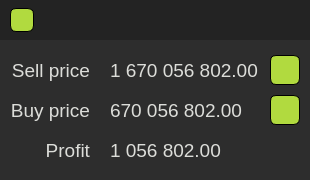
The window that mainWindow.ui (Cornholius/eve_profit_helper) describes before a commit, drawn with Qt 5.
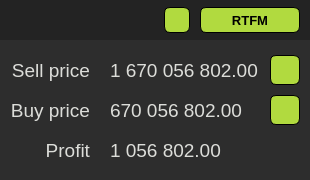
The same window after the commit. Icons and pictures are not drawn.

Commit message: промежуточный, надо прикрутить rtfm к кнопке

The edit to the form file:
```diff
--- a/mainWindow.ui
+++ b/mainWindow.ui
@@ -55,9 +55,18 @@
      <height>40</height>
     </size>
    </property>
+   <property name="font">
+    <font>
+     <family>Arial</family>
+     <pointsize>14</pointsize>
+    </font>
+   </property>
    <property name="toolTipDuration">
     <number>-1</number>
    </property>
+   <property name="layoutDirection">
+    <enum>Qt::LeftToRight</enum>
+   </property>
    <property name="styleSheet">
     <string notr="true">background-color: rgb(35, 35, 35);</string>
    </property>
@@ -67,17 +76,51 @@
    <property name="frameShadow">
     <enum>QFrame::Raised</enum>
    </property>
-   <widget class="QPushButton" name="settings_btn">
-    <property name="geometry">
-     <rect>
-      <x>10</x>
-      <y>8</y>
-      <width>24</width>
-      <height>24</height>
-     </rect>
+   <layout class="QHBoxLayout" name="horizontalLayout">
+    <property name="spacing">
+     <number>10</number>
     </property>
-    <property name="styleSheet">
-     <string notr="true">#settings_btn {
+    <property name="leftMargin">
+     <number>10</number>
+    </property>
+    <property name="topMargin">
+     <number>0</number>
+    </property>
+    <property name="rightMargin">
+     <number>10</number>
+    </property>
+    <property name="bottomMargin">
+     <number>0</number>
+    </property>
+    <item>
+     <spacer name="horizontalSpacer">
+      <property name="orientation">
+       <enum>Qt::Horizontal</enum>
+      </property>
+      <property name="sizeHint" stdset="0">
+       <size>
+        <width>40</width>
+        <height>20</height>
+       </size>
+      </property>
+     </spacer>
+    </item>
+    <item>
+     <widget class="QPushButton" name="settings_btn">
+      <property name="minimumSize">
+       <size>
+        <width>26</width>
+        <height>26</height>
+       </size>
+      </property>
+      <property name="maximumSize">
+       <size>
+        <width>26</width>
+        <height>26</height>
+       </size>
+      </property>
+      <property name="styleSheet">
+       <string notr="true">#settings_btn {
 border: 1px solid;
 border-radius: 6px;
 background-color: rgb(177, 218, 63);
@@ -89,15 +132,58 @@
 }
 
 </string>
-    </property>
-    <property name="text">
-     <string/>
-    </property>
-    <property name="icon">
-     <iconset>
-      <normaloff>icons/settings.svg</normaloff>icons/settings.svg</iconset>
-    </property>
-   </widget>
+      </property>
+      <property name="text">
+       <string/>
+      </property>
+      <property name="icon">
+       <iconset>
+        <normaloff>icons/settings.svg</normaloff>icons/settings.svg</iconset>
+      </property>
+     </widget>
+    </item>
+    <item>
+     <widget class="QPushButton" name="rtfm">
+      <property name="minimumSize">
+       <size>
+        <width>100</width>
+        <height>26</height>
+       </size>
+      </property>
+      <property name="maximumSize">
+       <size>
+        <width>100</width>
+        <height>26</height>
+       </size>
+      </property>
+      <property name="font">
+       <font>
+        <family>Arial</family>
+        <pointsize>10</pointsize>
+        <weight>75</weight>
+        <bold>true</bold>
+       </font>
+      </property>
+      <property name="styleSheet">
+       <string notr="true">#rtfm {
+border: 1px solid;
+border-radius: 6px;
+background-color: rgb(177, 218, 63);
+}
+
+#rtfm:hover {
+background-color: rgb(33, 240, 209);
+transition: all 1s;
+}
+
+</string>
+      </property>
+      <property name="text">
+       <string>RTFM</string>
+      </property>
+     </widget>
+    </item>
+   </layout>
   </widget>
   <widget class="QFrame" name="content">
    <property name="enabled">
```
The commit also changes 6 other files.
